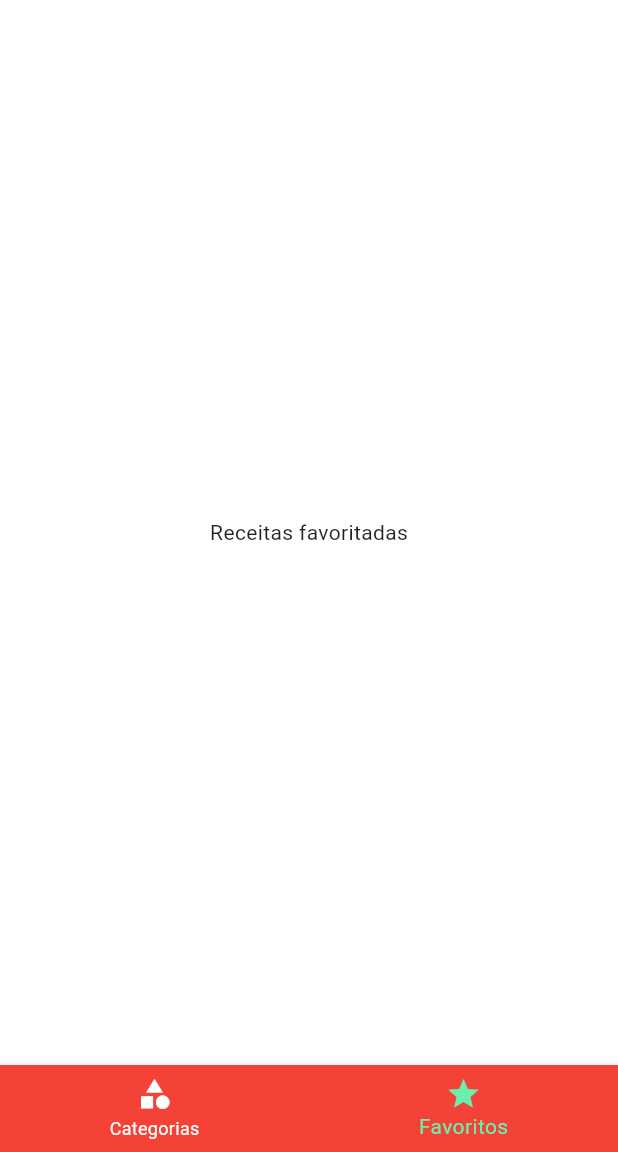
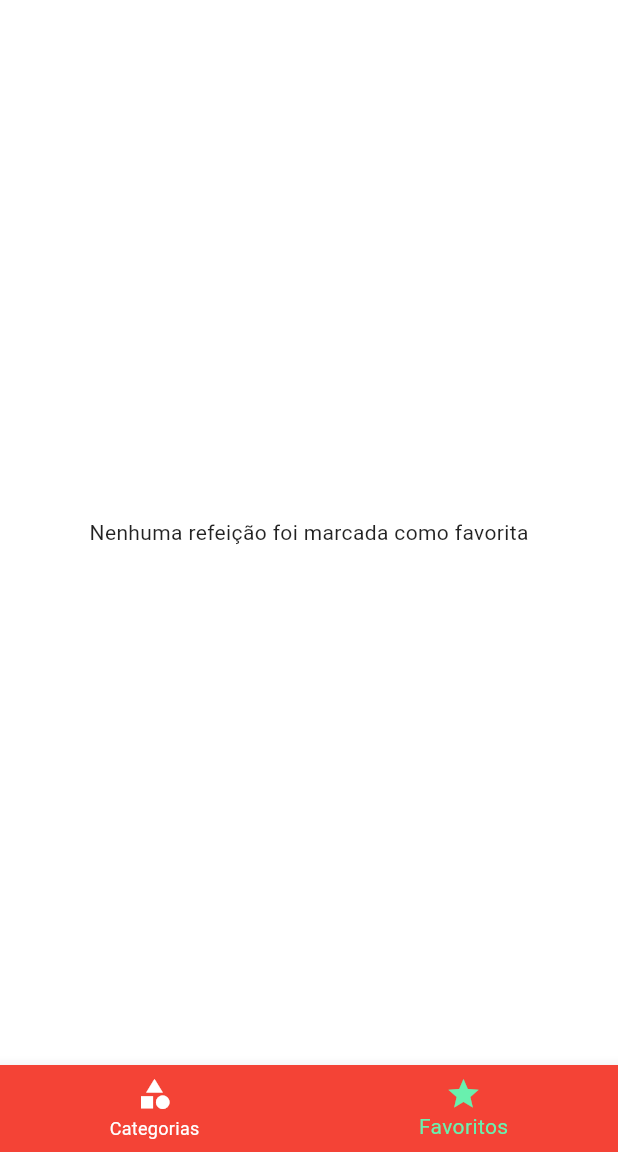
Before and after one commit to JacksonMonteiro/flutter_meals_app, a Flutter app: the screen it shows after launch, item 2 of the bottom bar chosen, on a phone screen of 412 x 824 dp, the part 84-1236 px from its top. Run offline on Flutter 3.47's test engine with Material 2 defaults, Android fonts, the phone set to English and light mode, and no system bars.

Commit message:
favorite screen with favorite meal selection

```diff
--- a/lib/main.dart
+++ b/lib/main.dart
@@ -21,6 +21,7 @@ class MyApp extends StatefulWidget {
 class _MyAppState extends State<MyApp> {
   Settings settings = Settings();
   List<Meal> _availableMeals = dummyMeals;
+  List<Meal> _favoriteMeals = [];
 
   void _filterMeals(Settings settings) {
     setState(() {
@@ -37,6 +38,18 @@ class _MyAppState extends State<MyApp> {
             !filterVegan;
       }).toList();
     });
+  }
+
+  void _toggleFavorites(Meal meal) {
+    setState(() {
+      _favoriteMeals.contains(meal)
+          ? _favoriteMeals.remove(meal)
+          : _favoriteMeals.add(meal);
+    });
+  }
+
+  bool _isFavorite(Meal meal) {
+    return _favoriteMeals.contains(meal);
   }
 
   @override
@@ -62,11 +75,14 @@ class _MyAppState extends State<MyApp> {
       ),
       initialRoute: AppRoutes.home,
       routes: {
-        AppRoutes.home: (context) => const TabsView(),
+        AppRoutes.home: (context) => TabsView(favoriteMeals: _favoriteMeals),
         AppRoutes.categoriesMeals: (context) => CategoriesMealsView(
               meals: _availableMeals,
             ),
-        AppRoutes.mealDetail: (context) => const MealDetailView(),
+        AppRoutes.mealDetail: (context) => MealDetailView(
+              onToggleFavorite: _toggleFavorites,
+              isFavorite: _isFavorite,
+            ),
         AppRoutes.settings: (context) => SettingsView(
               settings: settings,
               onSettingsChanged: _filterMeals,
--- a/lib/views/favorite_view.dart
+++ b/lib/views/favorite_view.dart
@@ -1,12 +1,23 @@
 import 'package:flutter/material.dart';
+import 'package:meals/components/meal_item.dart';
+import 'package:meals/models/meal.dart';
 
 class FavoriteView extends StatelessWidget {
-  const FavoriteView({Key? key}) : super(key: key);
+  final List<Meal> favoriteMeals;
+
+  const FavoriteView({Key? key, required this.favoriteMeals}) : super(key: key);
 
   @override
   Widget build(BuildContext context) {
-    return const Center(
-      child: Text('Receitas favoritadas'),
-    );
+    if (favoriteMeals.isEmpty) {
+      return const Center(
+        child: Text('Nenhuma refeição foi marcada como favorita'),
+      );
+    } else {
+      return ListView.builder(
+        itemCount: favoriteMeals.length,
+        itemBuilder: (context, index) => MealItem(meal: favoriteMeals[index]),
+      );
+    }
   }
 }
--- a/lib/views/tabs_view.dart
+++ b/lib/views/tabs_view.dart
@@ -1,12 +1,13 @@
 import 'package:flutter/material.dart';
-import 'package:flutter/src/foundation/key.dart';
-import 'package:flutter/src/widgets/framework.dart';
 import 'package:meals/components/main_drawer.dart';
+import 'package:meals/models/meal.dart';
 import 'package:meals/views/categories_view.dart';
 import 'package:meals/views/favorite_view.dart';
 
 class TabsView extends StatefulWidget {
-  const TabsView({Key? key}) : super(key: key);
+  final List<Meal> favoriteMeals;
+
+  const TabsView({Key? key, required this.favoriteMeals}) : super(key: key);
 
   @override
   State<TabsView> createState() => _TabsViewState();
@@ -14,17 +15,24 @@ class TabsView extends StatefulWidget {
 
 class _TabsViewState extends State<TabsView> {
   int _selectedViewIndex = 0;
+  late List<Map<String, Object>> _views;
 
-  final List<Map<String, Object>> _views = const [
+  @override
+  void initState() {
+    super.initState();
+    _views = [
       {
         'title': 'Lista de categorias',
-      'view': CategoriesView(),
+        'view': const CategoriesView(),
       },
       {
         'title': 'Meus Favoritos',
-      'view': FavoriteView(),
+        'view': FavoriteView(
+          favoriteMeals: widget.favoriteMeals,
+        ),
       }
     ];
+  }
 
   @override
   Widget build(BuildContext context) {
```
Also changed, not shown: lib/views/meal_detail_view.dart (+8 -3 lines). Lines whose indentation alone changed are shown as unchanged.
